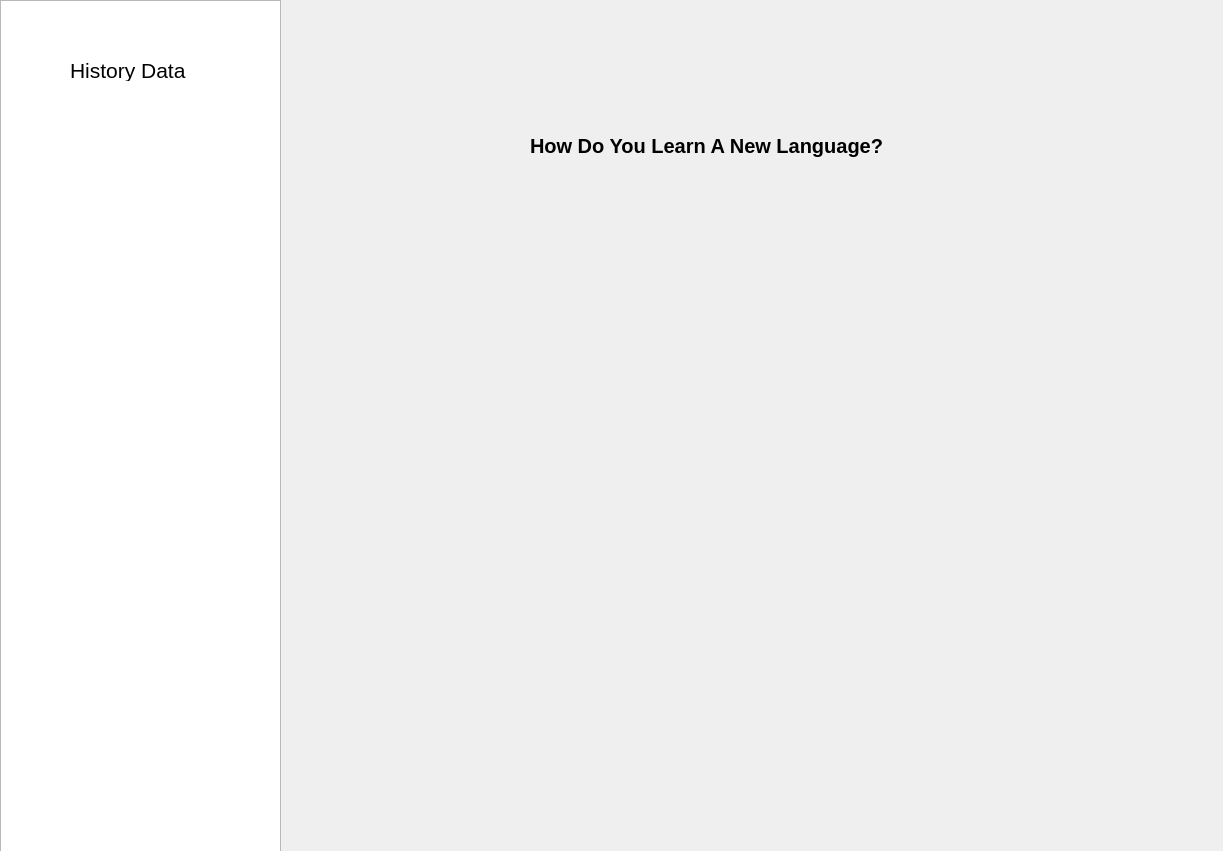
First picture: the form in ScreenUI/TheOtherSide_DataCollectionScreen.ui, repository TheOtherSide2020/TheOtherSide, before the edit.
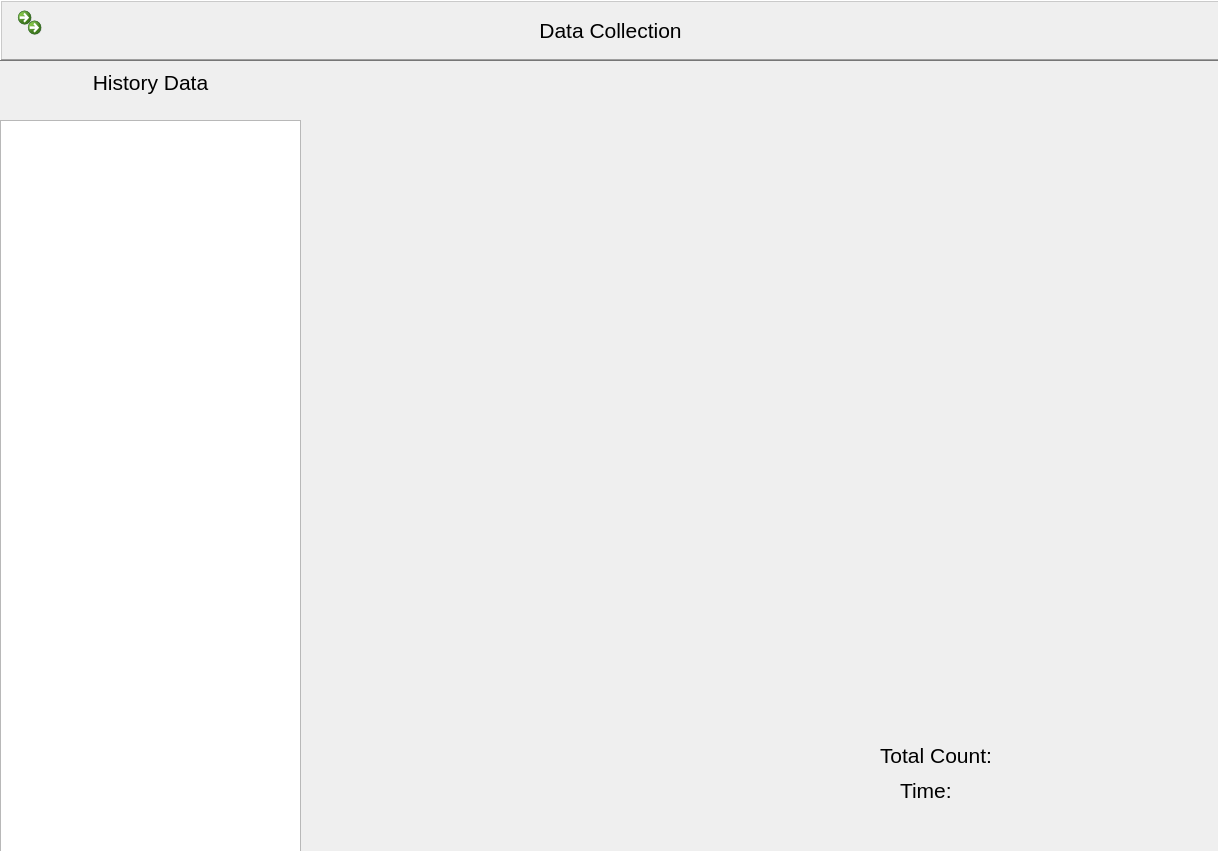
Second picture: the form after the edit. Icons and pictures are not drawn. Custom widgets are drawn as their Qt base class.

The edit to the form file:
```diff
--- a/ScreenUI/TheOtherSide_DataCollectionScreen.ui
+++ b/ScreenUI/TheOtherSide_DataCollectionScreen.ui
@@ -6,7 +6,7 @@
    <rect>
     <x>0</x>
     <y>0</y>
-    <width>1223</width>
+    <width>1218</width>
     <height>851</height>
    </rect>
   </property>
@@ -18,39 +18,19 @@
     <property name="geometry">
      <rect>
       <x>0</x>
-      <y>0</y>
-      <width>281</width>
-      <height>871</height>
+      <y>120</y>
+      <width>301</width>
+      <height>751</height>
      </rect>
     </property>
    </widget>
-   <widget class="QLabel" name="label">
-    <property name="geometry">
-     <rect>
-      <x>530</x>
-      <y>130</y>
-      <width>401</width>
-      <height>31</height>
-     </rect>
-    </property>
-    <property name="font">
-     <font>
-      <pointsize>15</pointsize>
-      <weight>75</weight>
-      <bold>true</bold>
-     </font>
-    </property>
-    <property name="text">
-     <string>How Do You Learn A New Language?</string>
-    </property>
-   </widget>
    <widget class="QLabel" name="label_2">
     <property name="geometry">
      <rect>
-      <x>70</x>
-      <y>60</y>
-      <width>121</width>
-      <height>21</height>
+      <x>0</x>
+      <y>70</y>
+      <width>301</width>
+      <height>761</height>
      </rect>
     </property>
     <property name="font">
@@ -58,12 +38,193 @@
       <pointsize>16</pointsize>
      </font>
     </property>
+    <property name="autoFillBackground">
+     <bool>true</bool>
+    </property>
     <property name="text">
      <string>History Data</string>
     </property>
+    <property name="alignment">
+     <set>Qt::AlignHCenter|Qt::AlignTop</set>
+    </property>
+    <property name="wordWrap">
+     <bool>true</bool>
+    </property>
+    <property name="margin">
+     <number>13</number>
+    </property>
    </widget>
+   <widget class="QLabel" name="label">
+    <property name="geometry">
+     <rect>
+      <x>0</x>
+      <y>0</y>
+      <width>1221</width>
+      <height>61</height>
+     </rect>
+    </property>
+    <property name="font">
+     <font>
+      <pointsize>16</pointsize>
+     </font>
+    </property>
+    <property name="autoFillBackground">
+     <bool>true</bool>
+    </property>
+    <property name="frameShape">
+     <enum>QFrame::WinPanel</enum>
+    </property>
+    <property name="frameShadow">
+     <enum>QFrame::Raised</enum>
+    </property>
+    <property name="lineWidth">
+     <number>0</number>
+    </property>
+    <property name="text">
+     <string>Data Collection</string>
+    </property>
+    <property name="alignment">
+     <set>Qt::AlignCenter</set>
+    </property>
+   </widget>
+   <widget class="QCommandLinkButton" name="commandLinkButton">
+    <property name="geometry">
+     <rect>
+      <x>20</x>
+      <y>10</y>
+      <width>51</width>
+      <height>41</height>
+     </rect>
+    </property>
+    <property name="text">
+     <string/>
+    </property>
+    <property name="icon">
+     <iconset>
+      <normaloff>../../../.designer/Images/directional-chevron-back-512.ico</normaloff>../../../.designer/Images/directional-chevron-back-512.ico</iconset>
+    </property>
+    <property name="iconSize">
+     <size>
+      <width>35</width>
+      <height>35</height>
+     </size>
+    </property>
+   </widget>
+   <widget class="PlotWidget" name="widget" native="true">
+    <property name="geometry">
+     <rect>
+      <x>360</x>
+      <y>170</y>
+      <width>761</width>
+      <height>541</height>
+     </rect>
+    </property>
+   </widget>
+   <widget class="QLabel" name="label_3">
+    <property name="geometry">
+     <rect>
+      <x>900</x>
+      <y>780</y>
+      <width>61</width>
+      <height>21</height>
+     </rect>
+    </property>
+    <property name="font">
+     <font>
+      <pointsize>16</pointsize>
+     </font>
+    </property>
+    <property name="text">
+     <string>Time:</string>
+    </property>
+   </widget>
+   <widget class="QLabel" name="label_4">
+    <property name="geometry">
+     <rect>
+      <x>880</x>
+      <y>740</y>
+      <width>131</width>
+      <height>31</height>
+     </rect>
+    </property>
+    <property name="font">
+     <font>
+      <pointsize>16</pointsize>
+     </font>
+    </property>
+    <property name="text">
+     <string>Total Count:</string>
+    </property>
+   </widget>
+   <widget class="QLabel" name="Time">
+    <property name="geometry">
+     <rect>
+      <x>970</x>
+      <y>780</y>
+      <width>161</width>
+      <height>31</height>
+     </rect>
+    </property>
+    <property name="text">
+     <string/>
+    </property>
+   </widget>
+   <widget class="QLabel" name="counter">
+    <property name="geometry">
+     <rect>
+      <x>1020</x>
+      <y>740</y>
+      <width>151</width>
+      <height>31</height>
+     </rect>
+    </property>
+    <property name="text">
+     <string/>
+    </property>
+   </widget>
+   <widget class="QCommandLinkButton" name="commandLinkButton_2">
+    <property name="geometry">
+     <rect>
+      <x>10</x>
+      <y>0</y>
+      <width>41</width>
+      <height>41</height>
+     </rect>
+    </property>
+    <property name="text">
+     <string/>
+    </property>
+    <property name="icon">
+     <iconset>
+      <normaloff>../Images/directional-chevron-back-512.ico</normaloff>../Images/directional-chevron-back-512.ico</iconset>
+    </property>
+    <property name="iconSize">
+     <size>
+      <width>40</width>
+      <height>40</height>
+     </size>
+    </property>
+   </widget>
+   <zorder>label</zorder>
+   <zorder>commandLinkButton</zorder>
+   <zorder>label_2</zorder>
+   <zorder>listWidget_2</zorder>
+   <zorder>widget</zorder>
+   <zorder>label_3</zorder>
+   <zorder>label_4</zorder>
+   <zorder>Time</zorder>
+   <zorder>counter</zorder>
+   <zorder>commandLinkButton_2</zorder>
   </widget>
  </widget>
+ <customwidgets>
+  <customwidget>
+   <class>PlotWidget</class>
+   <extends>QWidget</extends>
+   <header location="global">pyqtgraph</header>
+   <container>1</container>
+  </customwidget>
+ </customwidgets>
  <resources/>
  <connections/>
 </ui>
```
